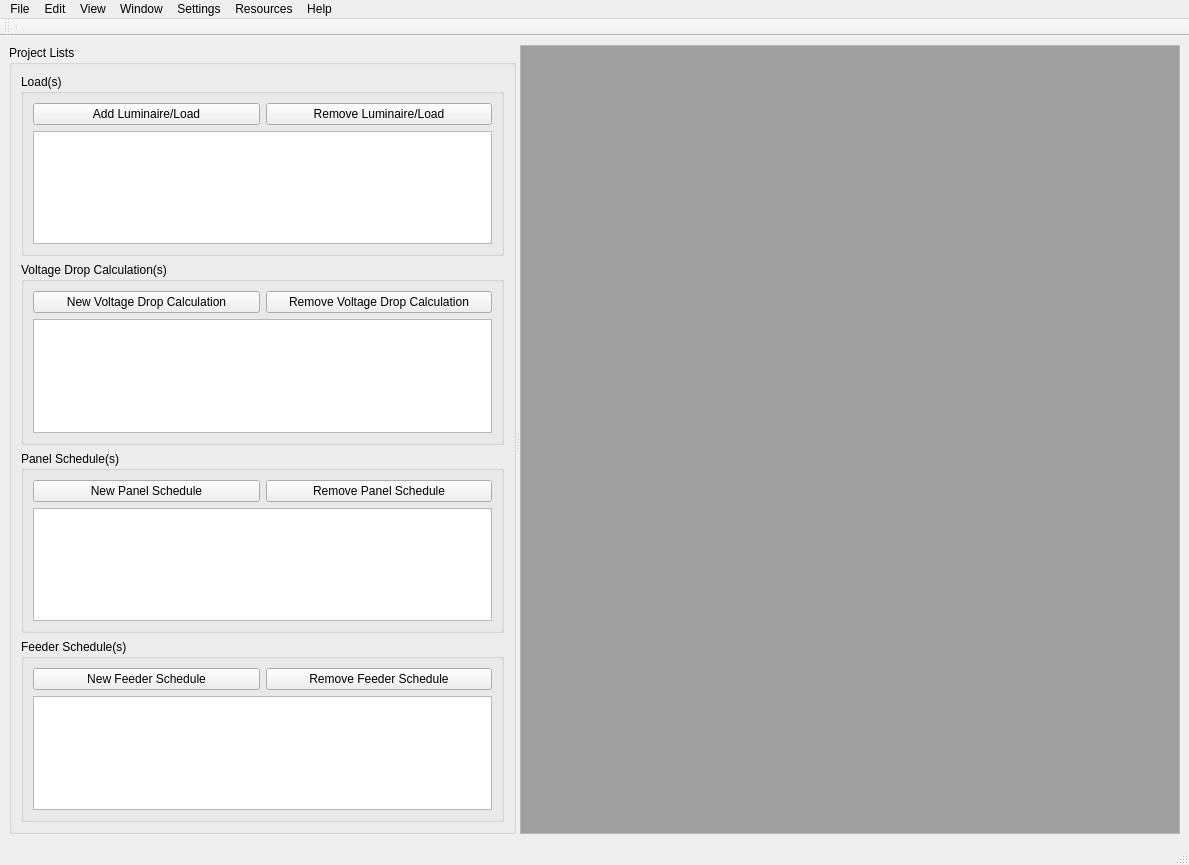
Qt form Main_GUI.ui (simplesports/WorkHelper) before a commit.
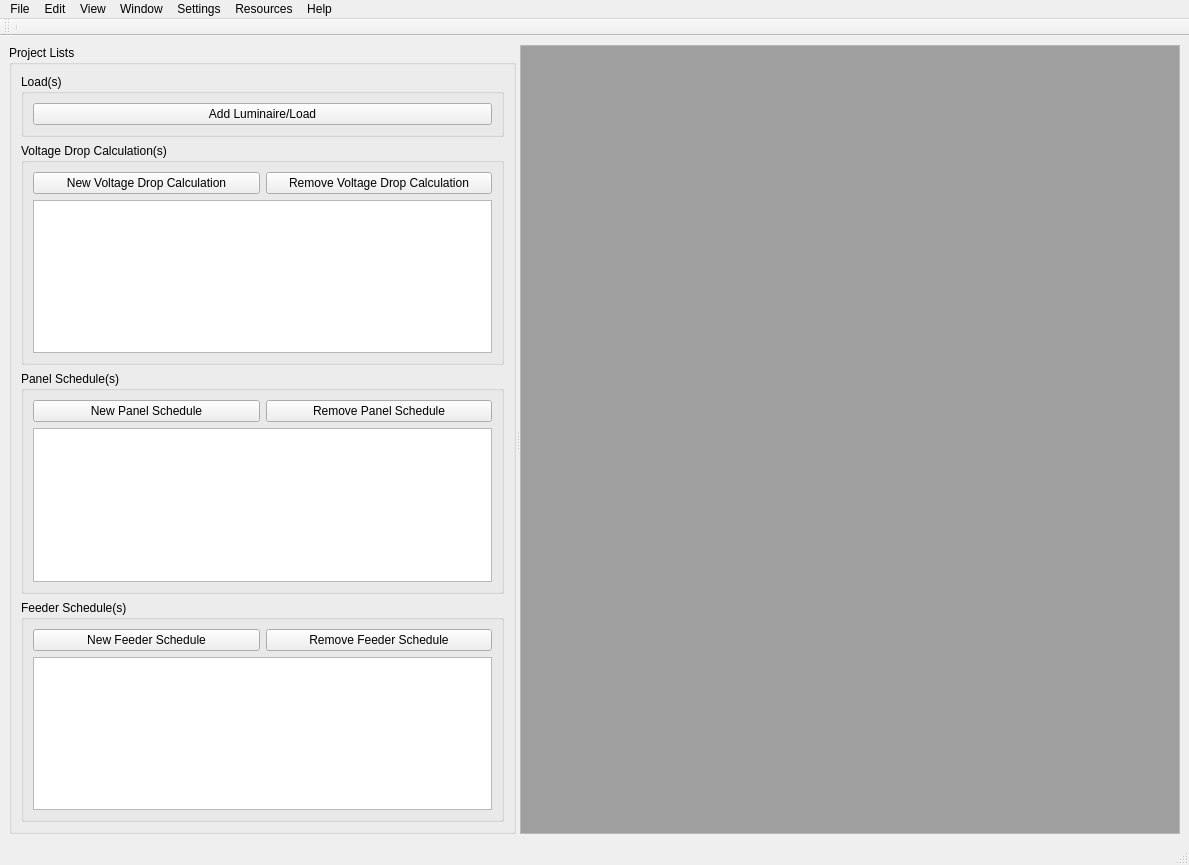
The same form after that commit.

Patch:
```diff
--- a/Main_GUI.ui
+++ b/Main_GUI.ui
@@ -49,18 +49,8 @@
                </property>
               </widget>
              </item>
-             <item>
-              <widget class="QPushButton" name="pushButton">
-               <property name="text">
-                <string>Remove Luminaire/Load</string>
-               </property>
-              </widget>
-             </item>
             </layout>
            </item>
-           <item>
-            <widget class="QTableWidget" name="tableWidget"/>
-           </item>
           </layout>
          </widget>
         </item>
```
Left out of the diff: 12 changed lines with no effect on the pictures.
